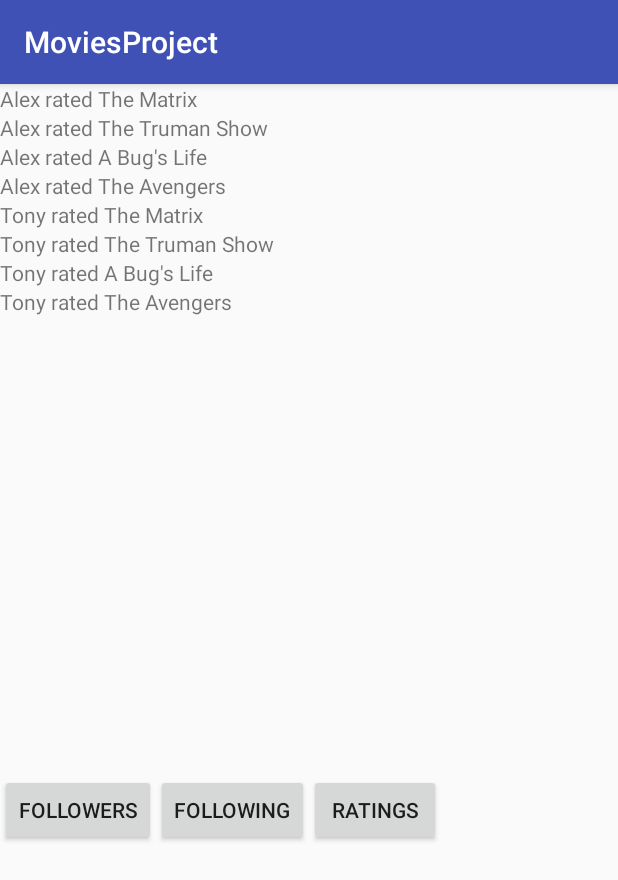
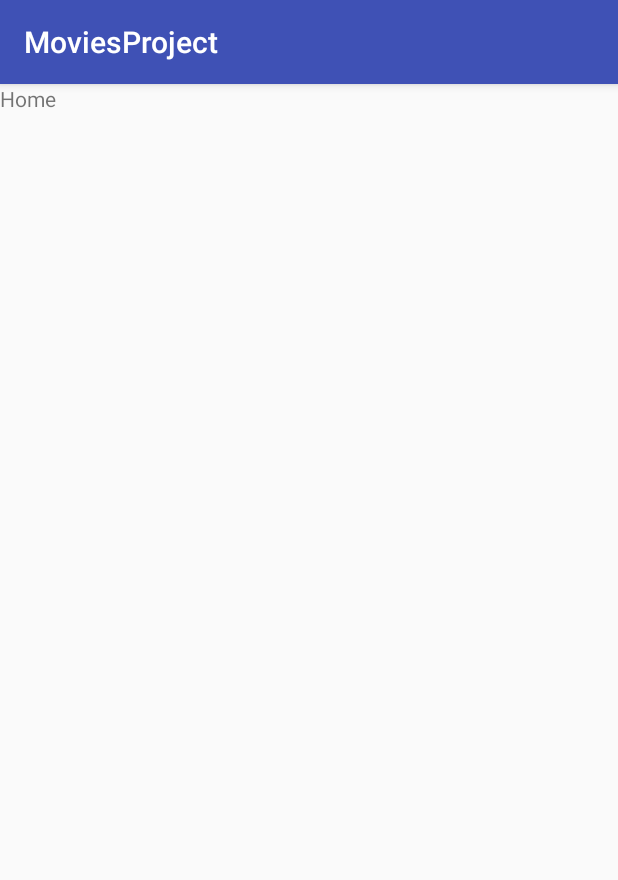
Before and after one commit to glassa/MoviesProject, an Android app: the fragment Tab1Home shown on its own in the app's theme, on a phone screen of 412 x 824 dp. Shown: the top 880 px of the screen. Run offline under Robolectric (Android 15) with nearby library versions, the phone set to English and light mode, and no system bars.

Commit message:
Temporary upload to save my work while I rebase off of tony's most recent change.

```diff
--- a/app/src/main/AndroidManifest.xml
+++ b/app/src/main/AndroidManifest.xml
@@ -13,7 +13,7 @@
         android:label="@string/app_name"
         android:supportsRtl="true"
         android:theme="@style/AppTheme">
-        <activity android:name=".TabHostActivity"></activity>
+        <activity android:name=".TonyActivity"></activity>
         <activity android:name=".MainActivity">
             <intent-filter>
                 <action android:name="android.intent.action.MAIN" />
--- a/app/src/main/java/glassa/tacoma/uw/edu/moviesproject/TabHostActivity.java
+++ b/app/src/main/java/glassa/tacoma/uw/edu/moviesproject/TonyActivity.java
@@ -4,7 +4,7 @@ import android.support.v4.app.FragmentTabHost;
 import android.support.v7.app.AppCompatActivity;
 import android.os.Bundle;
 
-public class TabHostActivity extends AppCompatActivity {
+public class TonyActivity extends AppCompatActivity {
 
     private FragmentTabHost TabHost;
 
--- a/app/src/main/res/layout/fragment_tab1_home.xml
+++ b/app/src/main/res/layout/fragment_tab1_home.xml
@@ -1,92 +1,13 @@
-<LinearLayout xmlns:android="http://schemas.android.com/apk/res/android"
+<FrameLayout xmlns:android="http://schemas.android.com/apk/res/android"
     xmlns:tools="http://schemas.android.com/tools"
-    android:orientation="vertical"
     android:layout_width="match_parent"
     android:layout_height="match_parent"
     tools:context="glassa.tacoma.uw.edu.moviesproject.Tab1Home">
 
     <!-- TODO: Update blank fragment layout -->
-    <!--<TextView-->
-        <!--android:layout_width="match_parent"-->
-        <!--android:layout_height="match_parent"-->
-        <!--android:text="@string/tab1_string" />-->
+    <TextView
+        android:layout_width="match_parent"
+        android:layout_height="match_parent"
+        android:text="@string/tab1_string" />
 
-    <!--<ListView-->
-        <!--android:id="@id/homeFeed"-->
-        <!--android:layout_width="match_parent"-->
-        <!--android:layout_height="wrap_content">-->
-
-
-    <!--</ListView>-->
-    <FrameLayout
-        android:layout_width="match_parent"
-        android:layout_height="460dp">
-
-        <LinearLayout
-            android:orientation="vertical"
-            android:layout_width="match_parent"
-            android:layout_height="match_parent">
-
-            <TextView
-                android:layout_width="wrap_content"
-                android:layout_height="wrap_content"
-                android:text="Alex rated The Matrix"/>
-            <TextView
-                android:layout_width="wrap_content"
-                android:layout_height="wrap_content"
-                android:text="Alex rated The Truman Show"/>
-            <TextView
-                android:layout_width="wrap_content"
-                android:layout_height="wrap_content"
-                android:text="Alex rated A Bug's Life"
-                />
-            <TextView
-                android:layout_width="wrap_content"
-                android:layout_height="wrap_content"
-                android:text="Alex rated The Avengers"
-                />
-            <TextView
-                android:layout_width="wrap_content"
-                android:layout_height="wrap_content"
-                android:text="Tony rated The Matrix"/>
-            <TextView
-                android:layout_width="wrap_content"
-                android:layout_height="wrap_content"
-                android:text="Tony rated The Truman Show"/>
-            <TextView
-                android:layout_width="wrap_content"
-                android:layout_height="wrap_content"
-                android:text="Tony rated A Bug's Life"
-                />
-            <TextView
-                android:layout_width="wrap_content"
-                android:layout_height="wrap_content"
-                android:text="Tony rated The Avengers"
-                />
-        </LinearLayout>
-
-    </FrameLayout>
-
-
-    <LinearLayout
-        android:layout_width="match_parent"
-        android:layout_height="wrap_content">
-
-        <Button
-            android:layout_width="wrap_content"
-            android:layout_height="wrap_content"
-            android:text="Followers"/>
-        <Button
-            android:layout_width="wrap_content"
-            android:layout_height="wrap_content"
-            android:text="Following"/>
-
-        <Button
-            android:layout_width="wrap_content"
-            android:layout_height="wrap_content"
-            android:text="Ratings"/>
-
-    </LinearLayout>
-
-
-</LinearLayout>
+</FrameLayout>
--- a/app/src/main/res/layout/fragment_tab2_rate_movies.xml
+++ b/app/src/main/res/layout/fragment_tab2_rate_movies.xml
@@ -4,10 +4,10 @@
     android:layout_height="match_parent"
     tools:context="glassa.tacoma.uw.edu.moviesproject.Tab2RateMovies">
 
+    <!-- TODO: Update blank fragment layout -->
     <TextView
         android:layout_width="match_parent"
         android:layout_height="match_parent"
         android:text="@string/tab2_string" />
 
-
 </FrameLayout>
```
Also changed, not shown: app/src/main/java/glassa/tacoma/uw/edu/moviesproject/MainActivity.java (+9 -1 lines), app/src/main/java/glassa/tacoma/uw/edu/moviesproject/RegisterActivity.java (+5 -4 lines), app/src/main/java/glassa/tacoma/uw/edu/moviesproject/Tab1Home.java (+3 -36 lines), app/src/main/java/glassa/tacoma/uw/edu/moviesproject/movie/Movie.java (deleted, +0 -85 lines), app/src/main/java/glassa/tacoma/uw/edu/moviesproject/user/User.java (added, +11 -0 lines), 1 other file.
